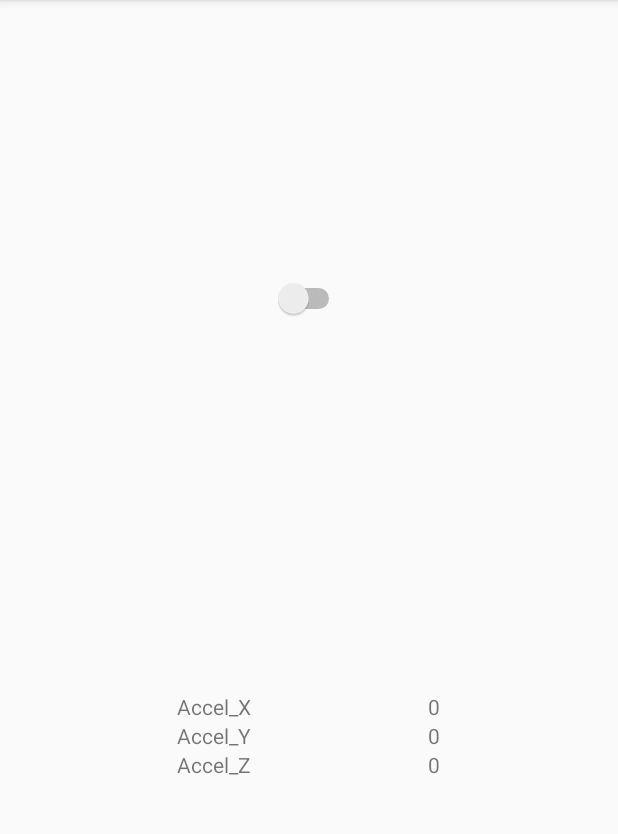
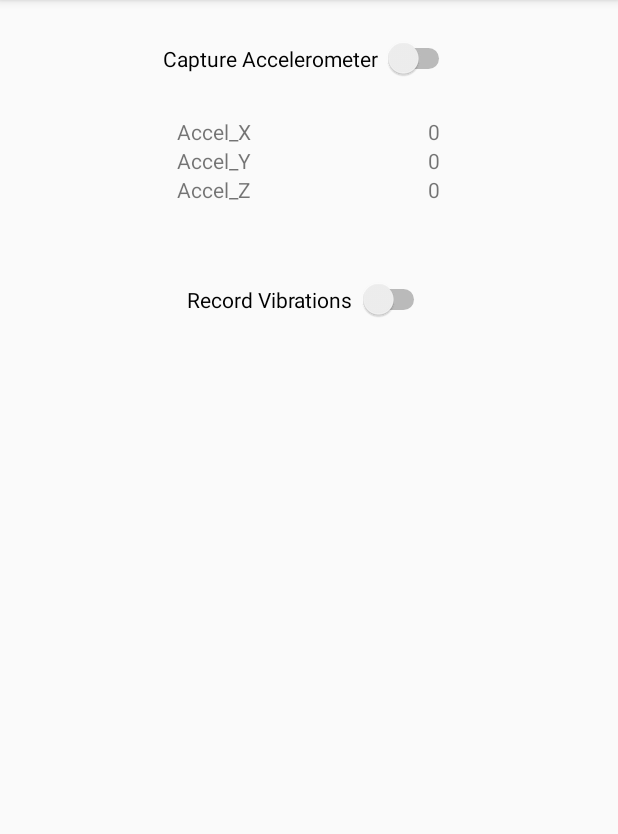
Before and after one commit to asmitde/Vibracom, an Android app: the screen it shows after launch (MainActivity), on a phone screen of 412 x 824 dp, the part 84-918 px from its top. Run offline under Robolectric (Android 15) with nearby library versions, the phone set to English and light mode, and no system bars.

Commit message:
Refactored layout. Added toggle for record button.

```diff
--- a/app/src/main/java/com/example/vibracom/MainActivity.java
+++ b/app/src/main/java/com/example/vibracom/MainActivity.java
@@ -38,7 +38,7 @@ public class MainActivity extends AppCompatActivity implements SensorEventListen
         accel = sensorManager.getDefaultSensor(Sensor.TYPE_ACCELEROMETER_UNCALIBRATED);
 
 
-        Switch toggle = findViewById(R.id.toggleButton);
+        Switch toggle = findViewById(R.id.captureAccel);
         toggle.setOnCheckedChangeListener(new CompoundButton.OnCheckedChangeListener() {
             @Override
             public void onCheckedChanged(CompoundButton buttonView, boolean isChecked) {
--- a/app/src/main/res/layout/activity_main.xml
+++ b/app/src/main/res/layout/activity_main.xml
@@ -6,49 +6,34 @@
     android:layout_height="match_parent"
     tools:context=".MainActivity">
 
+    <LinearLayout
+        android:layout_width="match_parent"
+        android:layout_height="match_parent"
+        android:orientation="vertical">
 
-    <Switch
-        android:id="@+id/toggleButton"
-        android:layout_width="wrap_content"
-        android:layout_height="wrap_content"
-        android:textOff="Start Capture"
-        android:textOn="Stop Capture"
-        app:layout_constraintBottom_toBottomOf="parent"
-        app:layout_constraintEnd_toEndOf="parent"
-        app:layout_constraintHorizontal_bias="0.5"
-        app:layout_constraintStart_toStartOf="parent"
-        app:layout_constraintTop_toTopOf="parent"
-        app:layout_constraintVertical_bias="0.25" />
-
-    <android.support.constraint.Guideline
-        android:id="@+id/guideline"
-        android:layout_width="wrap_content"
-        android:layout_height="wrap_content"
-        android:orientation="vertical"
-        app:layout_constraintGuide_begin="20dp" />
-
-    <LinearLayout
-        android:layout_width="fill_parent"
-        android:layout_height="wrap_content"
-        android:orientation="vertical"
-        app:layout_constraintBottom_toBottomOf="parent"
-        app:layout_constraintEnd_toEndOf="parent"
-        app:layout_constraintStart_toStartOf="parent"
-        app:layout_constraintTop_toBottomOf="@+id/toggleButton">
+        <Switch
+            android:id="@+id/captureAccel"
+            android:layout_width="wrap_content"
+            android:layout_gravity="center"
+            android:layout_height="25dp"
+            android:layout_marginTop="25dp"
+            android:text="Capture Accelerometer "
+            android:textOff="Start Capture"
+            android:textOn="Stop Capture" />
 
         <LinearLayout
             android:layout_width="match_parent"
             android:layout_height="wrap_content"
-            android:layout_weight="1"
+            android:layout_marginTop="25dp"
             android:orientation="horizontal">
 
             <TextView
                 android:id="@+id/textView5"
                 android:layout_width="wrap_content"
                 android:layout_height="wrap_content"
-                android:textAlignment="center"
                 android:layout_weight="2"
-                android:text="Accel_X" />
+                android:text="Accel_X"
+                android:textAlignment="center" />
 
             <TextView
                 android:id="@+id/x_data"
@@ -61,16 +46,15 @@
         <LinearLayout
             android:layout_width="match_parent"
             android:layout_height="wrap_content"
-            android:layout_weight="1"
             android:orientation="horizontal">
 
             <TextView
                 android:id="@+id/textView7"
                 android:layout_width="wrap_content"
                 android:layout_height="wrap_content"
-                android:textAlignment="center"
                 android:layout_weight="2"
-                android:text="Accel_Y" />
+                android:text="Accel_Y"
+                android:textAlignment="center" />
 
             <TextView
                 android:id="@+id/y_data"
@@ -83,16 +67,15 @@
         <LinearLayout
             android:layout_width="match_parent"
             android:layout_height="wrap_content"
-            android:layout_weight="1"
             android:orientation="horizontal">
 
             <TextView
                 android:id="@+id/textView9"
                 android:layout_width="wrap_content"
                 android:layout_height="wrap_content"
-                android:textAlignment="center"
                 android:layout_weight="2"
-                android:text="Accel_Z" />
+                android:text="Accel_Z"
+                android:textAlignment="center" />
 
             <TextView
                 android:id="@+id/z_data"
@@ -101,6 +84,15 @@
                 android:layout_weight="1"
                 android:text="0" />
         </LinearLayout>
+
+        <Switch
+            android:id="@+id/recordVib"
+            android:layout_width="wrap_content"
+            android:layout_height="wrap_content"
+            android:layout_gravity="center"
+            android:layout_marginTop="50dp"
+            android:text="Record Vibrations " />
+
     </LinearLayout>
 
 </android.support.constraint.ConstraintLayout>
```
